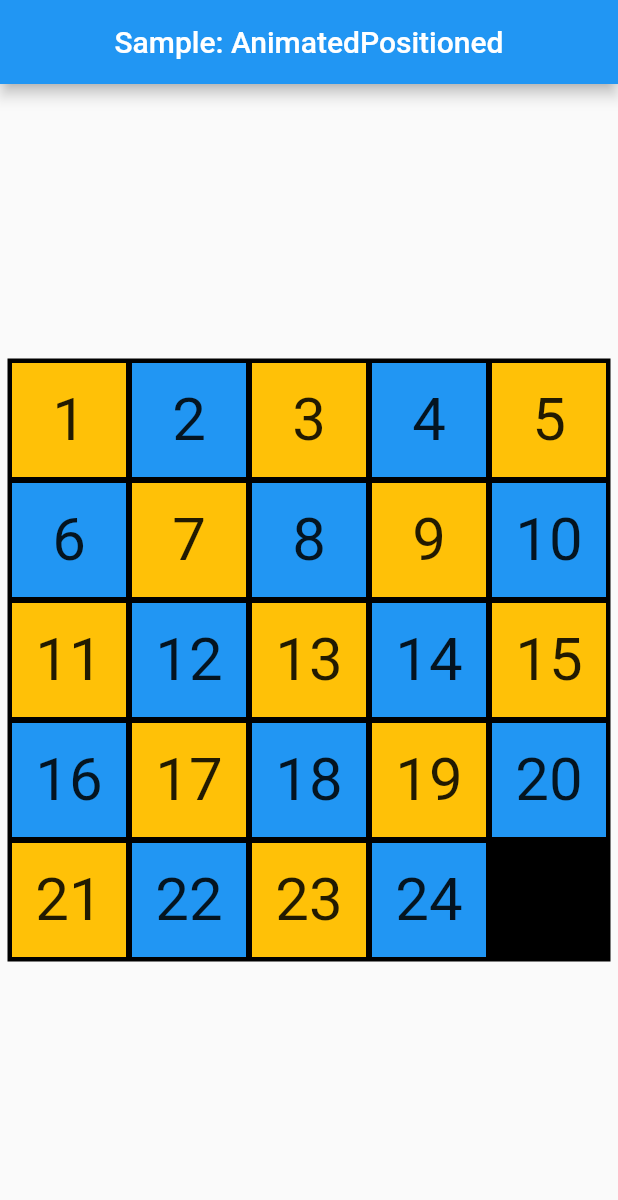
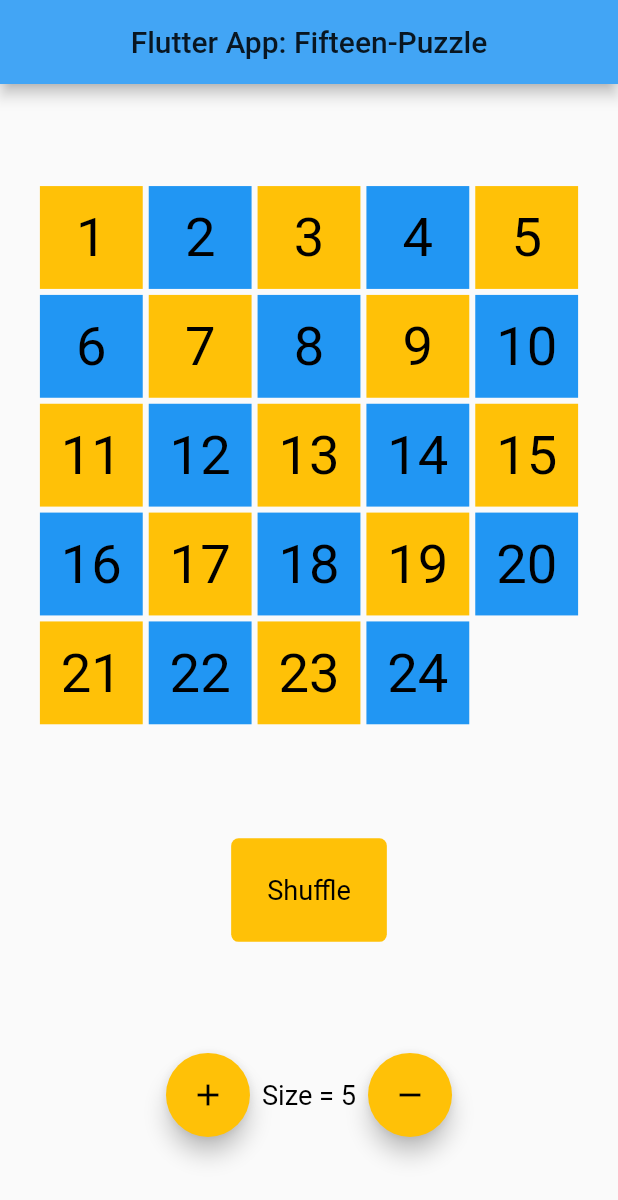
Before and after one commit to jurgenrgh/animated_positioned, a Flutter app: the screen it shows after launch, on a phone screen of 412 x 824 dp. Shown: the top 1200 px of the screen. Run offline on Flutter 3.47's test engine with Material 2 defaults, Android fonts, the phone set to English and light mode, and no system bars.

Commit message:
This is the complete version using AnimatedPositioned Widget

```diff
--- a/lib/animated_positioned_classes.dart
+++ b/lib/animated_positioned_classes.dart
@@ -1,6 +1,7 @@
 import 'package:flutter/material.dart';
 import 'puzzle_globals.dart' as globals;
 import 'puzzle_functions.dart';
+import 'dart:math';
 
 class Board {
   static final tiles = List.generate(
@@ -10,11 +11,62 @@
       growable: false);
 
   static initTiles(int rows, int cols) {
-    for (int i = 0; i < rows; i++) {
-      for (int j = 0; j < cols; j++) {
-        tiles[i][j] = i * cols + j + 1;
+    print("init Tiles called, Flag: ${globals.shuffleFlag}");
+    if (!globals.shuffleFlag) {
+      for (int i = 0; i < rows; i++) {
+        for (int j = 0; j < cols; j++) {
+          tiles[i][j] = i * cols + j + 1;
+        }
       }
     }
+    globals.shuffleFlag = false;
+  }
+
+  static int getRandomIx(int max) {
+    var rng = new Random();
+    return rng.nextInt(max);
+  }
+
+  static shuffle(int rows, int cols) {
+    print("Board.Shuffle. ShuffleFlag: ${globals.shuffleFlag}");
+    for (int row = 0; row < rows; row++) {
+      for (int col = 0; col < cols; col++) {
+        int i = getRandomIx(rows);
+        int j = getRandomIx(cols);
+        int tem = tiles[i][j];
+        tiles[i][j] = tiles[row][col];
+        tiles[row][col] = tem;
+        print("$i, $j, $row, $col");
+      }
+    }
+    print(Board.tiles);
+  }
+}
+
+class ShuffleButton extends StatelessWidget {
+  final Function doShuffle;
+  ShuffleButton({required this.doShuffle});
+
+  @override
+  Widget build(BuildContext context) {
+    return GestureDetector(
+      onTap: () {
+        doShuffle();
+        //print("onTap Shuffle Button. ShuffleFlag: ${globals.shuffleFlag}");
+      },
+      child: Container(
+        padding: const EdgeInsets.all(24.0),
+        margin: const EdgeInsets.symmetric(vertical: 8.0),
+        decoration: BoxDecoration(
+          borderRadius: BorderRadius.circular(5.0),
+          color: Colors.amber[500],
+        ),
+        child: Center(
+          child:
+              Text('Shuffle', style: TextStyle(fontSize: globals.tileSize / 4)),
+        ),
+      ),
+    );
   }
 }
 
@@ -31,7 +83,7 @@
 }
 
 class _TileState extends State<Tile> {
-  var totalTiles = globals.nbrRows * globals.nbrColumns;
+  //var totalTiles = globals.nbrRows * globals.nbrColumns;
   @override
   Widget build(BuildContext context) {
     Color _color = globals.tileColors[getTileColor(
@@ -46,7 +98,9 @@
       curve: Curves.fastOutSlowIn,
       child: GestureDetector(
         onTap: () {
-          // print("${widget.row}, ${widget.col}");
+          var totalTiles = globals.nbrRows * globals.nbrColumns;
+          print(
+              "${widget.row}, ${widget.col}, ${totalTiles}, ${globals.nbrSideTiles}");
           setState(() {
             if (((widget.col + 1) < globals.nbrColumns) &&
                 (Board.tiles[widget.row][widget.col + 1] == totalTiles)) {
--- a/lib/main.dart
+++ b/lib/main.dart
@@ -5,72 +5,148 @@
 // [Positioned] properties when tapped.
 
 import 'package:flutter/material.dart';
+import 'package:flutter/services.dart';
 import 'puzzle_globals.dart' as globals;
 import 'animated_positioned_classes.dart';
+import 'puzzle_functions.dart';
 
-void main() => runApp(const MyApp());
+void main() {
+  WidgetsFlutterBinding.ensureInitialized();
+  SystemChrome.setPreferredOrientations([DeviceOrientation.portraitUp]);
+  runApp(Puzzle15());
+}
 
-/// This is the main application widget.
-class MyApp extends StatelessWidget {
-  const MyApp({Key? key}) : super(key: key);
+class Puzzle15 extends StatelessWidget {
+  const Puzzle15({Key? key}) : super(key: key);
 
-  static const String _title = 'Sample: AnimatedPositioned';
+  static const String _title = 'Flutter App: Fifteen-Puzzle';
 
   @override
   Widget build(BuildContext context) {
-    //globals.tileSize = 70;
-
     return MaterialApp(
       title: _title,
-      home: Scaffold(
-        appBar: AppBar(centerTitle: true, title: Text(_title)),
-        body: const Center(
-          child: MyStatefulWidget(),
+      theme: ThemeData(
+        primaryColor: Colors.blue[400],
+        accentColor: Colors.blue[200],
+        textTheme: TextTheme(bodyText2: TextStyle(color: Colors.black)),
       ),
-      ),
+      home: TopWidget(title: _title),
     );
   }
 }
 
-/// This is the stateful widget that the main application instantiates.
-class MyStatefulWidget extends StatefulWidget {
-  const MyStatefulWidget({Key? key}) : super(key: key);
+// The actual Top Level Widget
+class TopWidget extends StatefulWidget {
+  final String title;
+  TopWidget({required this.title});
 
   @override
-  State<MyStatefulWidget> createState() => _MyStatefulWidgetState();
+  State<TopWidget> createState() => _TopWidgetState();
 }
 
-/// This is the private State class that goes with MyStatefulWidget.
-class _MyStatefulWidgetState extends State<MyStatefulWidget> {
-  bool selected = false;
+class _TopWidgetState extends State<TopWidget> {
+  //
+  // Methods
+  //
+  // Increase the size of the Board
+  void plusSideLength() {
+    setState(() {
+      //>>>>>this is what causes the visual change
+      if (globals.nbrSideTiles < 8) {
+        globals.nbrRows++;
+        globals.nbrColumns++;
+        globals.nbrSideTiles++;
+        Board.initTiles(globals.nbrRows, globals.nbrColumns);
+      }
+    });
+  }
 
-  //int margin = 4 * globals.nbrColumns;
+  // Reduce Size of the Board
+  void minusSideLength() {
+    setState(() {
+      //>>>>>this is what causes the visual change
+      if (globals.nbrSideTiles > 2) {
+        globals.nbrRows--;
+        globals.nbrColumns--;
+        globals.nbrSideTiles--;
+        Board.initTiles(globals.nbrRows, globals.nbrColumns);
+      }
+    });
+  }
 
+  // Arrange tiles randomly
+  void executeShuffle() {
+    //>>>>>this is what causes the visual change
+    setState(() {
+      print("executeShuffle callback. ShuffleFlag: ${globals.shuffleFlag}");
+      globals.shuffleFlag = true; //prevent initializing
+      Board.shuffle(globals.nbrRows, globals.nbrColumns);
+    });
+  }
+
+  // Actual start of the widget construction
   @override
   Widget build(BuildContext context) {
+    globals.tileSize =
+        getTileSize(context, globals.nbrSideTiles, globals.nbrSideTiles);
     Board.initTiles(globals.nbrRows, globals.nbrColumns);
-    return Container(
-      decoration: BoxDecoration(
-        color: Colors.black,
-        border: Border.all(
-          color: Colors.black, // red as border color
-        ),
-      ),
-      child: SizedBox(
+    return Scaffold(
+      appBar: AppBar(title: Center(child: Text(widget.title))),
+      body: Container(
+        alignment: Alignment.center,
+        child: Column(children: [
+          Spacer(),
+          SizedBox(
             width: globals.nbrColumns * globals.tileSize,
             height: globals.nbrRows * globals.tileSize,
             child: Stack(
               children: [
                 for (int row = 0; row < globals.nbrRows; row++)
                   for (int col = 0; col < globals.nbrColumns; col++)
-                if ((globals.nbrColumns * row + col + 1) <
-                    (globals.nbrColumns * globals.nbrRows))
-                  Tile(
-                      id: globals.nbrColumns * row + col + 1,
-                      col: col,
-                      row: row)
+                    // if ((globals.nbrColumns * row + col + 1) <
+                    //     (globals.nbrColumns * globals.nbrRows))
+                    if (Board.tiles[row][col] !=
+                        globals.nbrRows * globals.nbrColumns)
+                      Tile(id: Board.tiles[row][col], col: col, row: row)
               ],
             ),
+          ),
+          Spacer(),
+          Row(
+            mainAxisAlignment: MainAxisAlignment.center,
+            children: [
+              ShuffleButton(doShuffle: executeShuffle),
+            ],
+          ),
+          Spacer(),
+          Row(
+            mainAxisAlignment: MainAxisAlignment.center,
+            children: [
+              FloatingActionButton(
+                onPressed: plusSideLength,
+                child: new Icon(
+                  Icons.add,
+                  color: Colors.black,
+                ),
+                backgroundColor: Colors.amber,
+              ),
+              Padding(
+                padding: EdgeInsets.all(8.0),
+                child: Text('Size = ${globals.nbrSideTiles}',
+                    style: TextStyle(fontSize: globals.tileSize / 4)),
+              ),
+              FloatingActionButton(
+                onPressed: minusSideLength,
+                child: new Icon(
+                  Icons.remove,
+                  color: Colors.black,
+                ),
+                backgroundColor: Colors.amber,
+              ),
+            ],
+          ),
+          Spacer(),
+        ]),
       ),
     );
   }
--- a/lib/puzzle_functions.dart
+++ b/lib/puzzle_functions.dart
@@ -60,7 +60,7 @@
             ((id - 0.5) / globals.nbrRows).truncate()) %
         2;
   }
-  print("Color: $id, $cix");
+  //print("Color: $id, $cix");
   return cix;
 }
 
--- a/lib/puzzle_globals.dart
+++ b/lib/puzzle_globals.dart
@@ -5,7 +5,7 @@
 List<Color> tileColors = [Colors.amber, Colors.blue, Colors.black];
 Color evenColor = Colors.amber;
 Color oddColor = Colors.blue;
-Color blankColor = Colors.black;
+Color blankColor = Colors.indigo.shade900;
 
 // User can change anytime per interface
 int nbrRows = 5;
```
Lines whose indentation alone changed are shown as unchanged.
